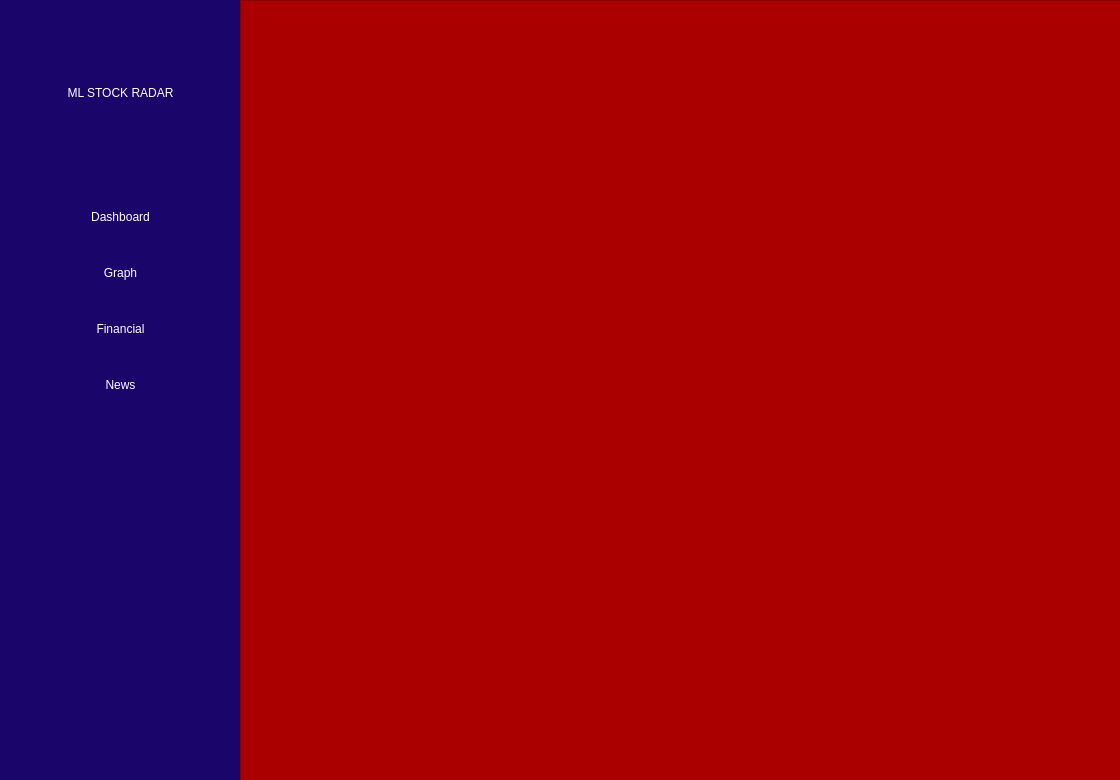
First picture: the form in ml_stock.ui, repository jengkub/ML-stockradar, before the edit.
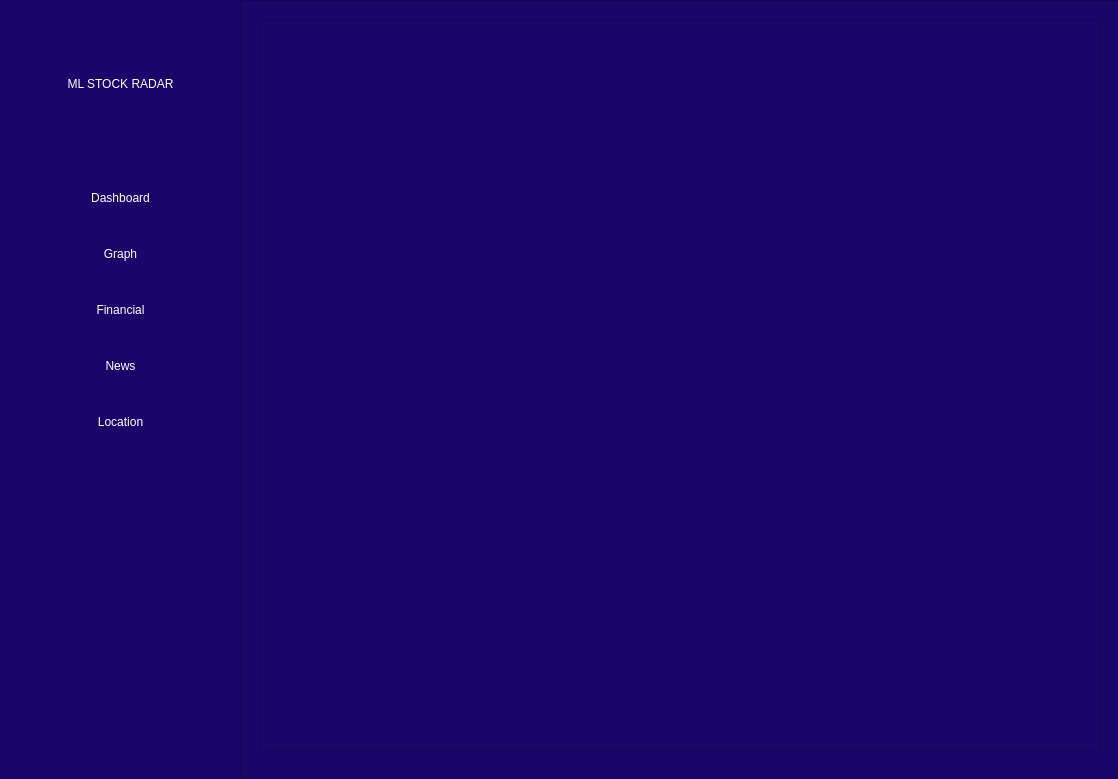
Second picture: the form after the edit.

Patch:
```diff
--- a/ml_stock.ui
+++ b/ml_stock.ui
@@ -6,8 +6,8 @@
    <rect>
     <x>0</x>
     <y>0</y>
-    <width>1120</width>
-    <height>780</height>
+    <width>1118</width>
+    <height>779</height>
    </rect>
   </property>
   <property name="windowTitle">
@@ -26,7 +26,7 @@
       <height>781</height>
      </rect>
     </property>
-    <layout class="QVBoxLayout" name="verticalLayout" stretch="2,2,2,2,2,4">
+    <layout class="QVBoxLayout" name="verticalLayout" stretch="2,2,2,2,2,0,4">
      <item>
       <widget class="QLabel" name="label">
        <property name="styleSheet">
@@ -136,6 +136,26 @@
        </property>
       </widget>
      </item>
+     <item>
+      <widget class="QPushButton" name="pushButton_5">
+       <property name="styleSheet">
+        <string notr="true">QPushButton {
+background-color: rgb(26, 6, 106);
+color: rgb(255, 255, 255);
+border-radius: 10px;
+height: 50px;
+font: 10pt &quot;MS Shell Dlg 2&quot;;
+}
+
+QPushButton:pressed {
+	background-color: rgb(38, 8, 156);
+}</string>
+       </property>
+       <property name="text">
+        <string>Location</string>
+       </property>
+      </widget>
+     </item>
      <item>
       <spacer name="verticalSpacer">
        <property name="orientation">
@@ -162,60 +182,22 @@
     </property>
     <layout class="QVBoxLayout" name="verticalLayout_2">
      <item>
-      <widget class="QStackedWidget" name="stackedWidget">
-       <property name="currentIndex">
-        <number>0</number>
+      <widget class="QFrame" name="frame">
+       <property name="frameShape">
+        <enum>QFrame::StyledPanel</enum>
        </property>
-       <widget class="QWidget" name="Dashboard">
-        <widget class="QGraphicsView" name="graphicsView">
-         <property name="geometry">
-          <rect>
-           <x>0</x>
-           <y>0</y>
-           <width>881</width>
-           <height>791</height>
-          </rect>
-         </property>
-         <property name="styleSheet">
-          <string notr="true">background-color: rgb(170, 0, 0);</string>
-         </property>
-        </widget>
-       </widget>
-       <widget class="QWidget" name="Graph">
-        <widget class="QGraphicsView" name="graphicsView_2">
-         <property name="geometry">
-          <rect>
-           <x>0</x>
-           <y>0</y>
-           <width>881</width>
-           <height>791</height>
-          </rect>
-         </property>
-        </widget>
-       </widget>
-       <widget class="QWidget" name="Financial">
-        <widget class="QGraphicsView" name="graphicsView_3">
-         <property name="geometry">
-          <rect>
-           <x>0</x>
-           <y>0</y>
-           <width>881</width>
-           <height>791</height>
-          </rect>
-         </property>
-        </widget>
-       </widget>
-       <widget class="QWidget" name="News">
-        <widget class="QGraphicsView" name="graphicsView_4">
-         <property name="geometry">
-          <rect>
-           <x>0</x>
-           <y>0</y>
-           <width>881</width>
-           <height>791</height>
-          </rect>
-         </property>
-        </widget>
+       <property name="frameShadow">
+        <enum>QFrame::Raised</enum>
+       </property>
+       <widget class="QGraphicsView" name="graphicsView">
+        <property name="geometry">
+         <rect>
+          <x>20</x>
+          <y>20</y>
+          <width>841</width>
+          <height>731</height>
+         </rect>
+        </property>
        </widget>
       </widget>
      </item>
```
